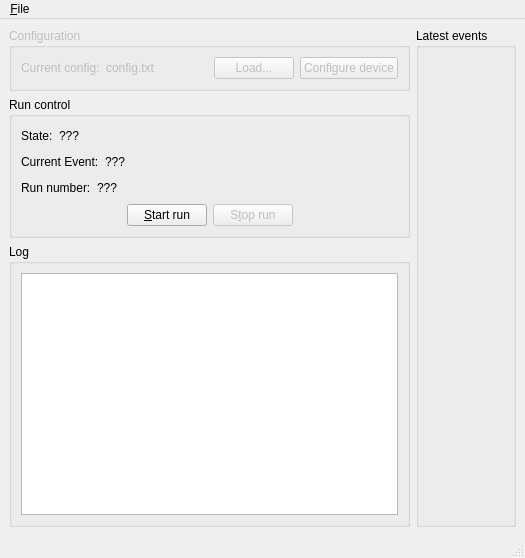
Qt form gui/runcontrol.ui (cepc/kc705) before a commit.
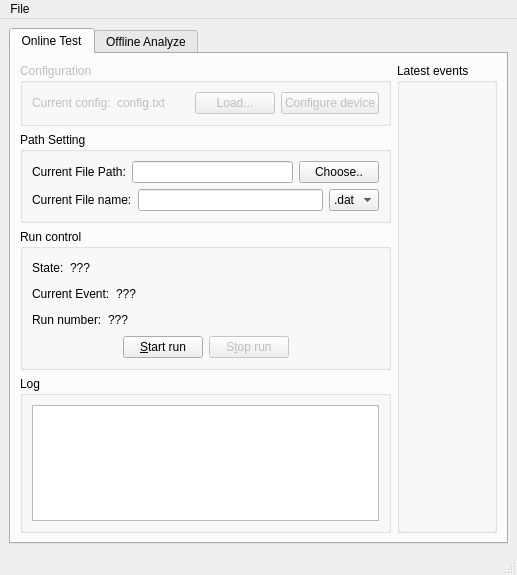
The same form after that commit. Icons and pictures are not drawn.

What changed in the file:
```diff
--- a/gui/runcontrol.ui
+++ b/gui/runcontrol.ui
@@ -6,16 +6,10 @@
    <rect>
     <x>0</x>
     <y>0</y>
-    <width>525</width>
-    <height>558</height>
+    <width>517</width>
+    <height>575</height>
    </rect>
   </property>
-  <property name="font">
-   <font>
-    <family>Segoe UI</family>
-    <pointsize>9</pointsize>
-   </font>
-  </property>
   <property name="windowTitle">
    <string>Run Control</string>
   </property>
@@ -27,7 +21,17 @@
    <string/>
   </property>
   <widget class="QWidget" name="centralwidget">
-   <layout class="QHBoxLayout" name="horizontalLayout_7">
+   <layout class="QHBoxLayout" name="horizontalLayout">
+    <item>
+     <widget class="QTabWidget" name="TabWidget">
+      <property name="currentIndex">
+       <number>0</number>
+      </property>
+      <widget class="QWidget" name="OnlineTab">
+       <attribute name="title">
+        <string>Online Test</string>
+       </attribute>
+       <layout class="QHBoxLayout" name="horizontalLayout_11">
     <item>
      <layout class="QVBoxLayout" name="verticalLayout_3">
       <item>
@@ -38,7 +42,7 @@
         <property name="title">
          <string>Configuration</string>
         </property>
-        <layout class="QHBoxLayout" name="horizontalLayout">
+            <layout class="QHBoxLayout" name="horizontalLayout_2">
          <item>
           <widget class="QLabel" name="label_2">
            <property name="text">
@@ -60,7 +64,7 @@
           </widget>
          </item>
          <item>
-          <widget class="QPushButton" name="pushButton">
+              <widget class="QPushButton" name="BtnLoad">
            <property name="text">
             <string>Load...</string>
            </property>
@@ -71,7 +75,7 @@
           </widget>
          </item>
          <item>
-          <widget class="QPushButton" name="pushButton_2">
+              <widget class="QPushButton" name="BtnConfig">
            <property name="text">
             <string>Configure device</string>
            </property>
@@ -80,6 +84,59 @@
         </layout>
        </widget>
       </item>
+          <item>
+           <widget class="QGroupBox" name="groupBox_5">
+            <property name="title">
+             <string>Path Setting</string>
+            </property>
+            <layout class="QVBoxLayout" name="verticalLayout_2">
+             <item>
+              <layout class="QHBoxLayout" name="horizontalLayout_9">
+               <item>
+                <widget class="QLabel" name="label">
+                 <property name="text">
+                  <string>Current File Path:</string>
+                 </property>
+                </widget>
+               </item>
+               <item>
+                <widget class="QLineEdit" name="FilePathEdit"/>
+               </item>
+               <item>
+                <widget class="QPushButton" name="BtnChoose">
+                 <property name="text">
+                  <string>Choose..</string>
+                 </property>
+                </widget>
+               </item>
+              </layout>
+             </item>
+             <item>
+              <layout class="QHBoxLayout" name="horizontalLayout_10">
+               <item>
+                <widget class="QLabel" name="label_7">
+                 <property name="text">
+                  <string>Current File name:</string>
+                 </property>
+                </widget>
+               </item>
+               <item>
+                <widget class="QLineEdit" name="FileNameEdit"/>
+               </item>
+               <item>
+                <widget class="QComboBox" name="DataCBox">
+                 <item>
+                  <property name="text">
+                   <string>.dat</string>
+                  </property>
+                 </item>
+                </widget>
+               </item>
+              </layout>
+             </item>
+            </layout>
+           </widget>
+          </item>
       <item>
        <widget class="QGroupBox" name="groupBox">
         <property name="title">
@@ -149,7 +206,7 @@
           </layout>
          </item>
          <item>
-          <layout class="QHBoxLayout" name="horizontalLayout_2">
+              <layout class="QHBoxLayout" name="horizontalLayout_3">
            <item>
             <widget class="QLabel" name="label_4">
              <property name="text">
@@ -158,7 +215,7 @@
             </widget>
            </item>
            <item>
-            <widget class="QLabel" name="lblRunNumber">
+                <widget class="QLabel" name="LableRunNumber">
              <property name="text">
               <string>???</string>
              </property>
@@ -180,7 +237,7 @@
           </layout>
          </item>
          <item>
-          <layout class="QHBoxLayout" name="horizontalLayout_3">
+              <layout class="QHBoxLayout" name="horizontalLayout_4">
            <item>
             <spacer name="horizontalSpacer_2">
              <property name="orientation">
@@ -195,14 +252,14 @@
             </spacer>
            </item>
            <item>
-            <widget class="QPushButton" name="btnStartRun">
+                <widget class="QPushButton" name="BtnStartRun">
              <property name="text">
               <string>&amp;Start run</string>
              </property>
             </widget>
            </item>
            <item>
-            <widget class="QPushButton" name="btnStopRun">
+                <widget class="QPushButton" name="BtnStopRun">
              <property name="enabled">
               <bool>false</bool>
              </property>
@@ -234,9 +291,9 @@
         <property name="title">
          <string>Log</string>
         </property>
-        <layout class="QHBoxLayout" name="horizontalLayout_4">
+            <layout class="QHBoxLayout" name="horizontalLayout_7">
          <item>
-          <widget class="QTextEdit" name="textEdit"/>
+              <widget class="QTextEdit" name="OnlineTextEdit"/>
          </item>
         </layout>
        </widget>
@@ -248,11 +305,20 @@
       <property name="title">
        <string>Latest events</string>
       </property>
-      <layout class="QHBoxLayout" name="horizontalLayout_8">
+          <layout class="QVBoxLayout" name="verticalLayout_4">
        <item>
-        <widget class="QWidget" name="graph" native="true"/>
-       </item>
-      </layout>
+            <widget class="QWidget" name="OnlineGraph" native="true"/>
+           </item>
+          </layout>
+         </widget>
+        </item>
+       </layout>
+      </widget>
+      <widget class="QWidget" name="OfflineTab">
+       <attribute name="title">
+        <string>Offline Analyze</string>
+       </attribute>
+      </widget>
      </widget>
     </item>
    </layout>
@@ -262,17 +328,17 @@
     <rect>
      <x>0</x>
      <y>0</y>
-     <width>525</width>
-     <height>24</height>
+     <width>517</width>
+     <height>23</height>
     </rect>
    </property>
-   <widget class="QMenu" name="menu_File">
+   <widget class="QMenu" name="menuFile">
     <property name="title">
-     <string>&amp;File</string>
+     <string>File</string>
     </property>
     <addaction name="action_Exit"/>
    </widget>
-   <addaction name="menu_File"/>
+   <addaction name="menuFile"/>
   </widget>
   <widget class="QStatusBar" name="statusbar"/>
   <action name="action_Exit">
```
Left out of the diff: 39 changed lines with no effect on the pictures. Lines whose indentation alone changed are shown as unchanged.
